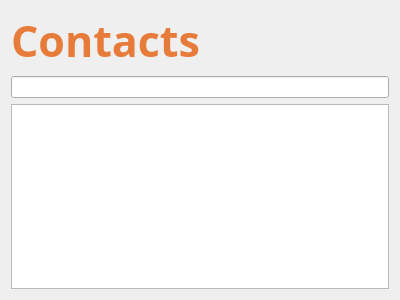
First picture: the form in xivoclient/src/xlets/people/people_widget.ui, repository wazo-platform/wazo-client-qt, before the edit.
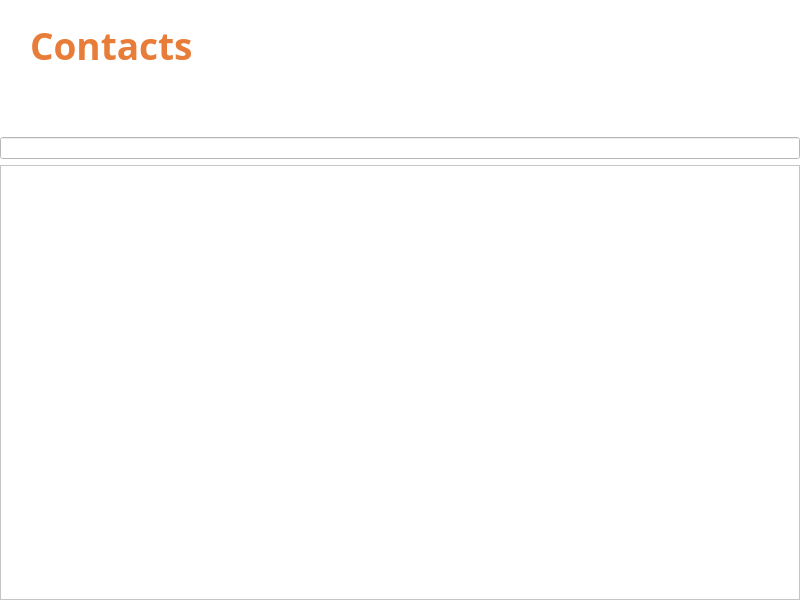
Second picture: the form after the edit. Custom widgets are drawn as their Qt base class.

Commit message: add submenu in xlet people

```diff
--- a/xivoclient/src/xlets/people/people_widget.ui
+++ b/xivoclient/src/xlets/people/people_widget.ui
@@ -6,80 +6,74 @@
    <rect>
     <x>0</x>
     <y>0</y>
-    <width>400</width>
-    <height>300</height>
+    <width>800</width>
+    <height>600</height>
    </rect>
   </property>
   <property name="windowTitle">
    <string>Form</string>
   </property>
+  <property name="styleSheet">
+   <string notr="true">background: white;</string>
+  </property>
   <layout class="QVBoxLayout" name="verticalLayout">
-   <item alignment="Qt::AlignVCenter">
-    <widget class="QLabel" name="entry_title">
-     <property name="sizePolicy">
-      <sizepolicy hsizetype="Preferred" vsizetype="Preferred">
-       <horstretch>0</horstretch>
-       <verstretch>0</verstretch>
-      </sizepolicy>
-     </property>
-     <property name="palette">
-      <palette>
-       <active>
-        <colorrole role="WindowText">
-         <brush brushstyle="SolidPattern">
-          <color alpha="255">
-           <red>231</red>
-           <green>123</green>
-           <blue>57</blue>
-          </color>
-         </brush>
-        </colorrole>
-       </active>
-       <inactive>
-        <colorrole role="WindowText">
-         <brush brushstyle="SolidPattern">
-          <color alpha="255">
-           <red>231</red>
-           <green>123</green>
-           <blue>57</blue>
-          </color>
-         </brush>
-        </colorrole>
-       </inactive>
-       <disabled>
-        <colorrole role="WindowText">
-         <brush brushstyle="SolidPattern">
-          <color alpha="255">
-           <red>190</red>
-           <green>190</green>
-           <blue>190</blue>
-          </color>
-         </brush>
-        </colorrole>
-       </disabled>
-      </palette>
+   <property name="leftMargin">
+    <number>0</number>
+   </property>
+   <property name="topMargin">
+    <number>0</number>
+   </property>
+   <property name="rightMargin">
+    <number>0</number>
+   </property>
+   <property name="bottomMargin">
+    <number>0</number>
+   </property>
+   <item>
+    <layout class="QVBoxLayout" name="header_layout">
+     <property name="spacing">
+      <number>0</number>
+     </property>
+     <property name="leftMargin">
+      <number>30</number>
+     </property>
+     <property name="bottomMargin">
+      <number>40</number>
+     </property>
+     <item>
+      <widget class="QLabel" name="title">
+       <property name="maximumSize">
+        <size>
+         <width>16777215</width>
+         <height>16777215</height>
+        </size>
      </property>
      <property name="font">
       <font>
        <family>Dyno</family>
-       <pointsize>32</pointsize>
+         <pointsize>28</pointsize>
        <weight>75</weight>
        <bold>true</bold>
       </font>
      </property>
      <property name="styleSheet">
-      <string notr="true"/>
+        <string notr="true">color: #e77d39; padding-top: 20px; padding-bottom: 20px; padding-left: 0px;</string>
+       </property>
+       <property name="lineWidth">
+        <number>0</number>
      </property>
      <property name="text">
       <string>Contacts</string>
      </property>
-     <property name="margin">
-      <number>30</number>
-     </property>
      <property name="indent">
-      <number>-1</number>
-     </property>
-    </widget>
+        <number>0</number>
+       </property>
+      </widget>
+     </item>
+     <item>
+      <widget class="HorizontalMenu" name="menu" native="true"/>
+     </item>
+    </layout>
    </item>
    <item>
     <widget class="QLineEdit" name="entry_filter">
@@ -99,6 +93,12 @@
    <extends>QTableWidget</extends>
    <header location="global">xlets/people/people_entry_view.h</header>
   </customwidget>
+  <customwidget>
+   <class>HorizontalMenu</class>
+   <extends>QWidget</extends>
+   <header location="global">xletlib/horizontal_menu.h</header>
+   <container>1</container>
+  </customwidget>
  </customwidgets>
  <resources>
   <include location="../../../xivoclient.qrc"/>
```
Lines whose indentation alone changed are shown as unchanged. The commit also changes 5 other files.
